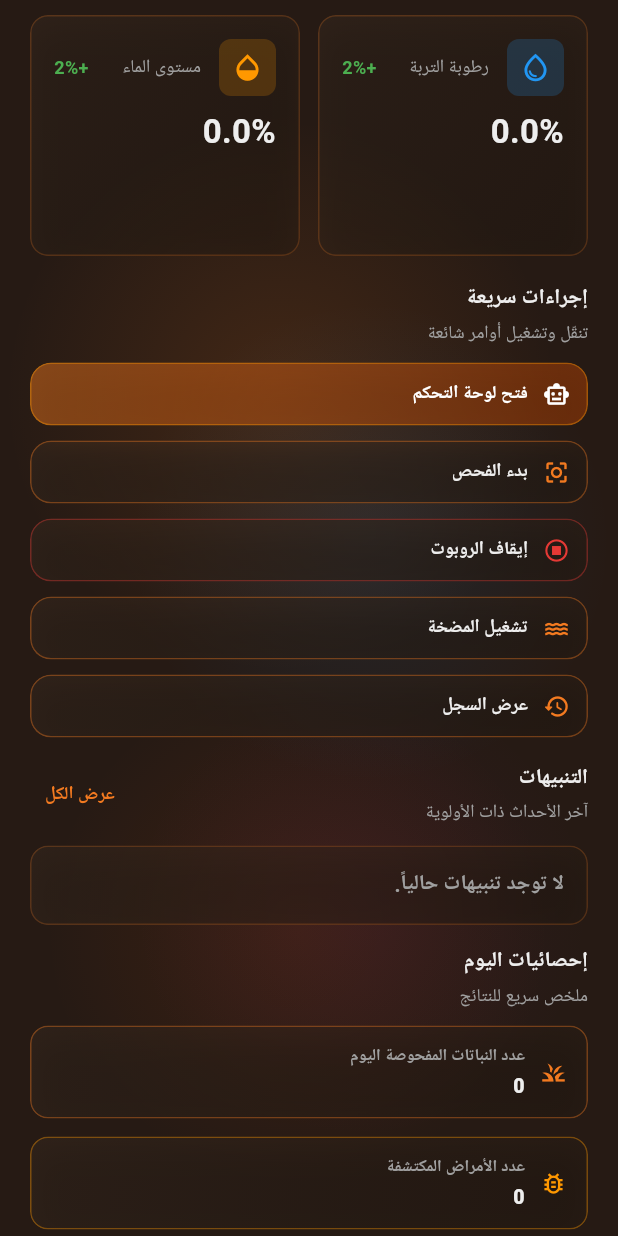
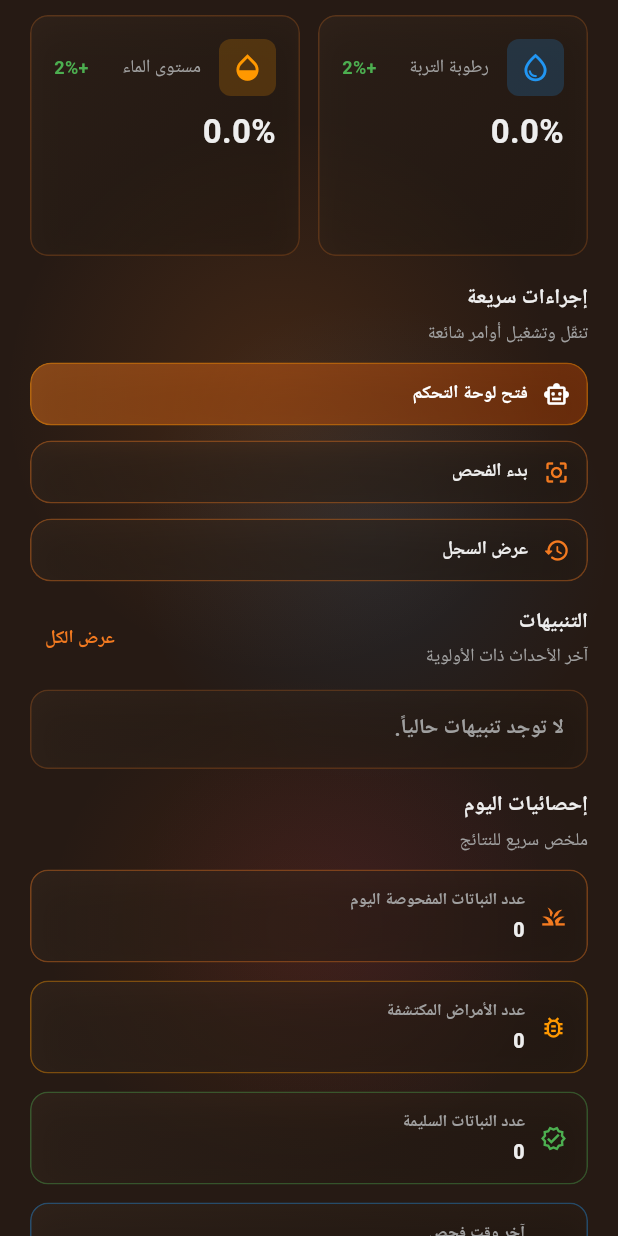
Before and after one commit to AwsSmairat/farmassistant-main, a Flutter app: the _DashboardContent widget shown alone on an empty page, opened directly with empty values, scrolled down 576 dp, on a phone screen of 412 x 824 dp. Run offline on Flutter 3.47's test engine with Material 3 defaults, Android fonts, the phone set to English and light mode, and no system bars; our stand-ins replace cloud_firestore, cloud_functions, equatable, file_picker, firebase_auth, firebase_core and 8 more; accounts and stored records are empty.

Commit message:
smart-robot11

```diff
--- a/lib/core/di/injection.dart
+++ b/lib/core/di/injection.dart
@@ -247,7 +247,6 @@
           defaultValue: 'us-central1',
         ),
       ),
-      timeout: const Duration(seconds: 165),
     ),
   );
   getIt.registerLazySingleton<AiDiagnosisRemoteDatasource>(
--- a/lib/features/ai_plant_diagnosis/presentation/widgets/ai_diagnosis_bottom_sheet.dart
+++ b/lib/features/ai_plant_diagnosis/presentation/widgets/ai_diagnosis_bottom_sheet.dart
@@ -484,8 +484,7 @@
             SizedBox(width: 14),
             Expanded(
               child: Text(
-                'جاري تحليل الصورة بواسطة نموذج الذكاء الاصطناعي…\n'
-                'عادةً أقل من دقيقة. إذا ظهرت رسالة انتهاء المهلة، انتظر قليلاً ثم أعد المحاولة — غالباً بسبب تشغيل الخادم البارد وليس بسبب إنترنتك.',
+                'جاري تحليل الصورة بواسطة الذكاء الاصطناعي',
                 style: TextStyle(
                   color: AppColors.textSecondary,
                   fontWeight: FontWeight.w700,
--- a/lib/features/home/presentation/pages/dashboard_page.dart
+++ b/lib/features/home/presentation/pages/dashboard_page.dart
@@ -185,8 +185,6 @@
                   }
                 },
                 onStartScan: () => context.push('/robot-control'),
-                onStopRobot: () => _toast(context, 'سيتم ربط إيقاف الروبوت لاحقاً.'),
-                onTogglePump: () => _toast(context, 'سيتم ربط تشغيل المضخة لاحقاً.'),
                 onViewLog: () => context.push('/diagnosis'),
               ),
             ),
@@ -235,15 +233,6 @@
       ],
     );
   }
-}
-
-void _toast(BuildContext context, String message) {
-  ScaffoldMessenger.of(context).showSnackBar(
-    SnackBar(
-      content: Text(message),
-      backgroundColor: AppColors.surface,
-    ),
-  );
 }
 
 class _HeroGreeting extends StatelessWidget {
@@ -803,15 +792,11 @@
   const _QuickActionsRow({
     required this.onOpenControl,
     required this.onStartScan,
-    required this.onStopRobot,
-    required this.onTogglePump,
     required this.onViewLog,
   });
 
   final VoidCallback onOpenControl;
   final VoidCallback onStartScan;
-  final VoidCallback onStopRobot;
-  final VoidCallback onTogglePump;
   final VoidCallback onViewLog;
 
   @override
@@ -832,17 +817,6 @@
           onTap: onStartScan,
         ),
         _QuickActionButton(
-          label: 'إيقاف الروبوت',
-          icon: Icons.stop_circle_outlined,
-          onTap: onStopRobot,
-          danger: true,
-        ),
-        _QuickActionButton(
-          label: 'تشغيل المضخة',
-          icon: Icons.water_outlined,
-          onTap: onTogglePump,
-        ),
-        _QuickActionButton(
           label: 'عرض السجل',
           icon: Icons.history_rounded,
           onTap: onViewLog,
@@ -858,18 +832,16 @@
     required this.icon,
     required this.onTap,
     this.primary = false,
-    this.danger = false,
   });
 
   final String label;
   final IconData icon;
   final VoidCallback onTap;
   final bool primary;
-  final bool danger;
 
   @override
   Widget build(BuildContext context) {
-    final color = danger ? AppColors.error : AppColors.primary;
+    final color = AppColors.primary;
     return ConstrainedBox(
       constraints: const BoxConstraints(minWidth: 160),
       child: Material(
```
Also changed, not shown: lib/features/ai_plant_diagnosis/data/datasources/ai_diagnosis_callable_datasource.dart (+14 -17 lines), lib/features/ai_plant_diagnosis/data/datasources/plant_image_upload_datasource.dart (+5 -13 lines), 3 other files.
